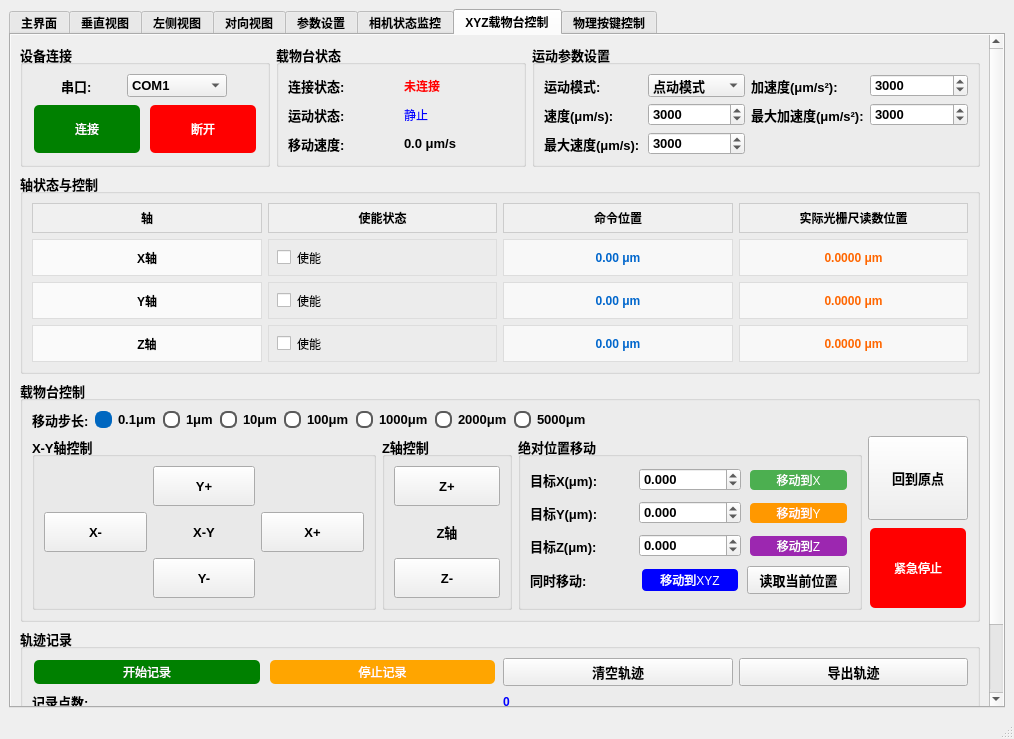
NicoleKJ9721/MutiCamApp, file src/ui/MutiCamApp.ui: the form before one commit.
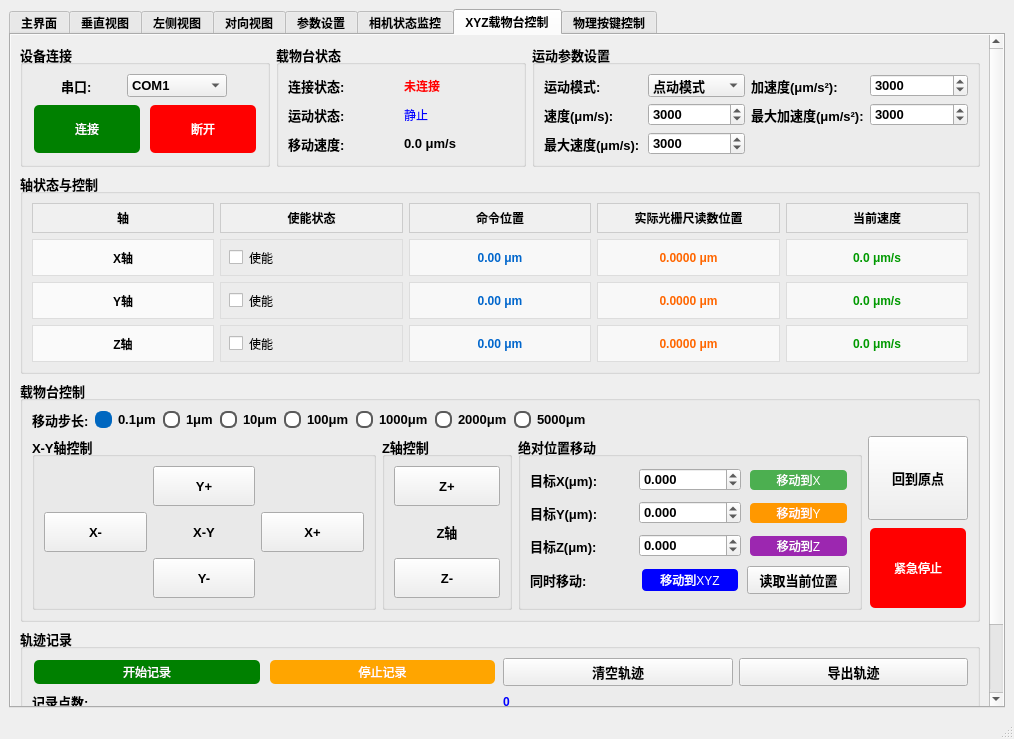
The form after the commit. The open tabs and pages were chosen to show the change.

Commit message:
✨ feat(axis-speed): 添加轴当前速度获取与显示功能
- 在 `AxisController` 中实现获取轴当前速度功能，并在状态更新时周期性查询并发出速度变化信号。
- 在 `MutiCamApp` 中连接轴速度变化信号，并更新X、Y、Z轴的速度显示。
- 更新UI界面，新增显示轴当前速度的控件。

Diff of the .ui file:
```diff
--- a/src/ui/MutiCamApp.ui
+++ b/src/ui/MutiCamApp.ui
@@ -3946,6 +3946,19 @@
                  </property>
                 </widget>
                </item>
+               <item row="0" column="4">
+                <widget class="QLabel" name="labelSpeedHeader">
+                 <property name="styleSheet">
+                  <string>background-color: #f0f0f0; font-weight: bold; padding: 5px; border: 1px solid #ccc;</string>
+                 </property>
+                 <property name="text">
+                  <string>当前速度</string>
+                 </property>
+                 <property name="alignment">
+                  <set>Qt::AlignmentFlag::AlignCenter</set>
+                 </property>
+                </widget>
+               </item>
                <item row="1" column="0">
                 <widget class="QLabel" name="labelXAxis">
                  <property name="styleSheet">
@@ -3998,6 +4011,19 @@
                  </property>
                 </widget>
                </item>
+               <item row="1" column="4">
+                <widget class="QLabel" name="labelXSpeedValue">
+                 <property name="styleSheet">
+                  <string>color: #009900; font-weight: bold; padding: 8px; border: 1px solid #ddd; background-color: #f8f8f8;</string>
+                 </property>
+                 <property name="text">
+                  <string>0.0 μm/s</string>
+                 </property>
+                 <property name="alignment">
+                  <set>Qt::AlignmentFlag::AlignCenter</set>
+                 </property>
+                </widget>
+               </item>
                <item row="2" column="0">
                 <widget class="QLabel" name="labelYAxis">
                  <property name="styleSheet">
@@ -4050,6 +4076,19 @@
                  </property>
                 </widget>
                </item>
+               <item row="2" column="4">
+                <widget class="QLabel" name="labelYSpeedValue">
+                 <property name="styleSheet">
+                  <string>color: #009900; font-weight: bold; padding: 8px; border: 1px solid #ddd; background-color: #f8f8f8;</string>
+                 </property>
+                 <property name="text">
+                  <string>0.0 μm/s</string>
+                 </property>
+                 <property name="alignment">
+                  <set>Qt::AlignmentFlag::AlignCenter</set>
+                 </property>
+                </widget>
+               </item>
                <item row="3" column="0">
                 <widget class="QLabel" name="labelZAxis">
                  <property name="styleSheet">
@@ -4102,6 +4141,19 @@
                  </property>
                 </widget>
                </item>
+               <item row="3" column="4">
+                <widget class="QLabel" name="labelZSpeedValue">
+                 <property name="styleSheet">
+                  <string>color: #009900; font-weight: bold; padding: 8px; border: 1px solid #ddd; background-color: #f8f8f8;</string>
+                 </property>
+                 <property name="text">
+                  <string>0.0 μm/s</string>
+                 </property>
+                 <property name="alignment">
+                  <set>Qt::AlignmentFlag::AlignCenter</set>
+                 </property>
+                </widget>
+               </item>
               </layout>
              </widget>
             </item>
```
The commit also changes 4 other files.
